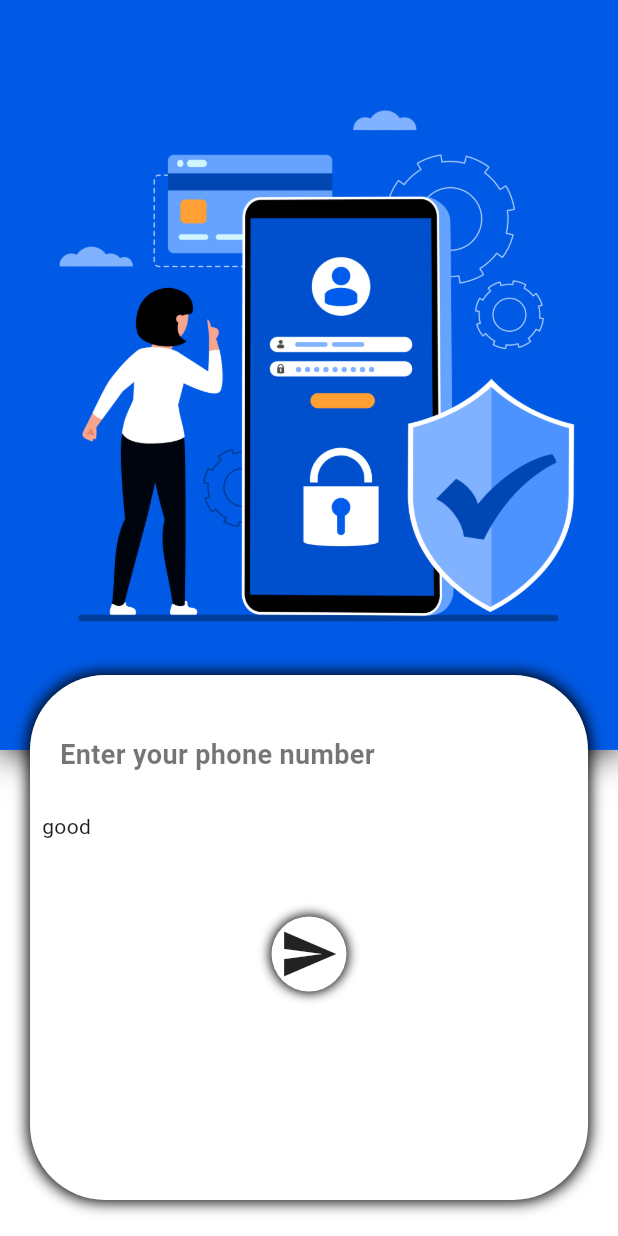
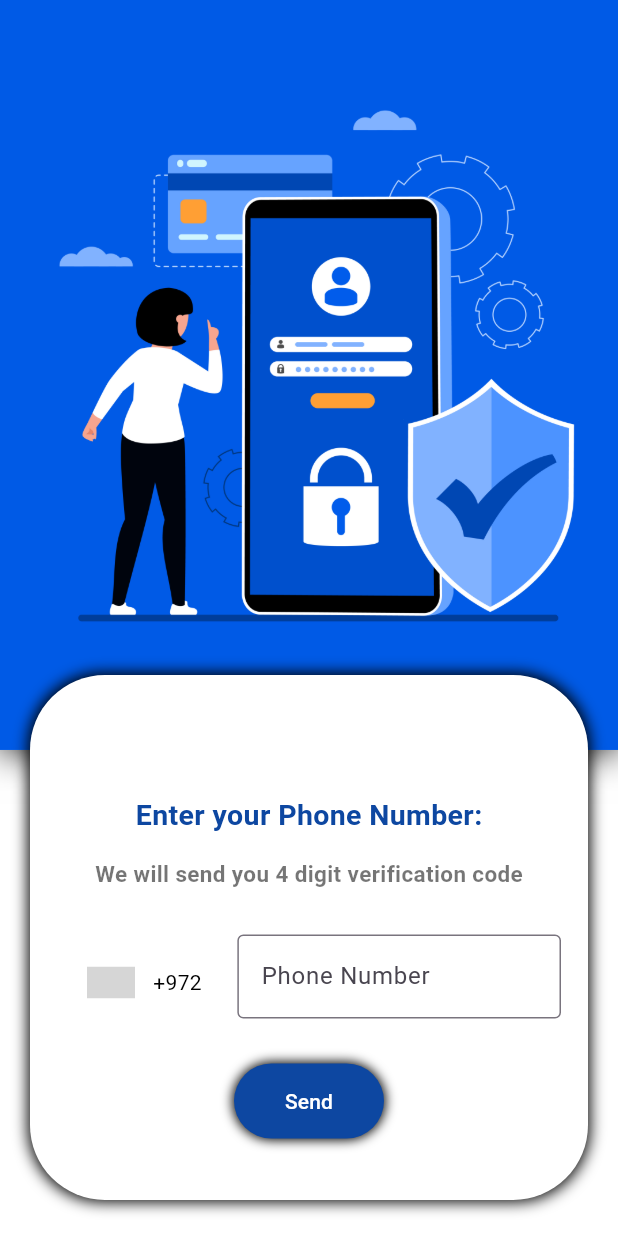
Before and after one commit to qotibaeiad/bring, a Flutter app: the screen it shows after launch, on a phone screen of 412 x 824 dp. Run offline on Flutter 3.47's test engine with Material 3 defaults, Android fonts, the phone set to English and light mode, and no system bars; drawn by our look-alikes of intl_phone_number_input; our stand-ins replace socket_io_client; missing offline and left inert: side_sheet; accounts and stored records are empty; network calls fail; grey boxes are pictures that could not be loaded.

Commit message:
edit Login Screen

```diff
--- a/lib/screen/Welcomescreen.dart
+++ b/lib/screen/Welcomescreen.dart
@@ -1,4 +1,5 @@
 import 'package:flutter/material.dart';
+import 'package:intl_phone_number_input/intl_phone_number_input.dart';
 
 class welcomescreen extends StatefulWidget {
   const welcomescreen({Key? key}) : super(key: key);
@@ -8,6 +9,12 @@ class welcomescreen extends StatefulWidget {
 }
 
 class _welcomescreenState extends State<welcomescreen> {
+  final GlobalKey<FormState> formKey = GlobalKey<FormState>();
+
+  final TextEditingController controller = TextEditingController();
+  String initialCountry = 'IL';
+  PhoneNumber number = PhoneNumber(isoCode: 'IL');
+
   @override
   Widget build(BuildContext context) {
     return SingleChildScrollView(
@@ -25,6 +32,7 @@ class _welcomescreenState extends State<welcomescreen> {
           padding:
               const EdgeInsets.only(top: 450, bottom: 30, left: 20, right: 20),
           child: Container(
+            padding: EdgeInsets.only(top: 40),
             width: 500,
             height: 350,
             decoration: BoxDecoration(
@@ -37,43 +45,78 @@ class _welcomescreenState extends State<welcomescreen> {
                 SizedBox(
                   height: 40,
                 ),
-                Padding(
-                  padding: const EdgeInsets.only(left: 20),
+                Center(
                   child: Text(
-                    'Enter your phone number',
+                    'Enter your Phone Number:',
                     style: TextStyle(
                         fontWeight: FontWeight.bold,
-                        fontSize: 18,
+                        fontSize: 19,
+                        color: Colors.blue[900]),
+                  ),
+                ),
+                SizedBox(
+                  height: 15,
+                ),
+                Center(
+                  child: Text(
+                    'We will send you 4 digit verification code',
+                    style: TextStyle(
+                        fontWeight: FontWeight.bold,
+                        fontSize: 15,
                         color: Colors.black54),
                   ),
                 ),
                 SizedBox(
-                  height: 25,
+                  height: 30,
                 ),
                 Padding(
-                    padding: const EdgeInsets.only(left: 8),
-                    child: Container(
-                      child: Text('good'),
-                    )),
+                  padding: const EdgeInsets.only(left: 18, right: 18),
+                  child: InternationalPhoneNumberInput(
+                    onInputChanged: (PhoneNumber number) {
+                      print(number.phoneNumber);
+                    },
+                    onInputValidated: (bool value) {
+                      print(value);
+                    },
+                    selectorConfig: SelectorConfig(
+                      selectorType: PhoneInputSelectorType.DIALOG,
+                    ),
+                    ignoreBlank: false,
+                    autoValidateMode: AutovalidateMode.disabled,
+                    selectorTextStyle: TextStyle(color: Colors.black),
+                    initialValue:
+                        PhoneNumber(isoCode: 'IL'), // Set the initial country
+                    textFieldController: TextEditingController(),
+                    inputDecoration: InputDecoration(
+                      labelText: 'Phone Number',
+                      border: OutlineInputBorder(
+                        borderSide: BorderSide(),
+                      ),
+                    ),
+                    onSaved: (PhoneNumber number) {
+                      print('On Saved: $number');
+                    },
+                  ),
+                ),
                 SizedBox(
-                  height: 50,
+                  height: 30,
                 ),
                 Center(
                   child: MaterialButton(
                     onPressed: (() => {}),
                     child: Container(
                       height: 50,
-                      width: 50,
+                      width: 100,
                       decoration: BoxDecoration(
-                        color: Colors.white,
+                        color: Colors.blue[900],
                         borderRadius: BorderRadius.circular(90),
                         boxShadow: [BoxShadow(blurRadius: 6, spreadRadius: 1)],
                       ),
-                      child: Icon(
-                        Icons.send,
-                        color: Colors.black87,
-                        size: 40,
-                      ),
+                      child: Center(
+                          child: Text(
+                        'Send',
+                        style: TextStyle(color: Colors.white),
+                      )),
                     ),
                   ),
                 ),
@@ -85,7 +128,6 @@ class _welcomescreenState extends State<welcomescreen> {
     ));
   }
 
-/*
   void getPhoneNumber(String phoneNumber) async {
     PhoneNumber number =
         await PhoneNumber.getRegionInfoFromPhoneNumber(phoneNumber, 'US');
@@ -94,5 +136,4 @@ class _welcomescreenState extends State<welcomescreen> {
       this.number = number;
     });
   }
-  */
 }
--- a/pubspec.yaml
+++ b/pubspec.yaml
@@ -38,6 +38,8 @@ dependencies:
   badges: ^3.1.2
   side_sheet_material3: ^0.0.2
   side_sheet: ^1.0.4
+  intl_phone_number_input: ^0.7.3+1
+
   #intl_phone_number_input: ^0.7.4
 
 
```
Also changed, not shown: pubspec.lock.
